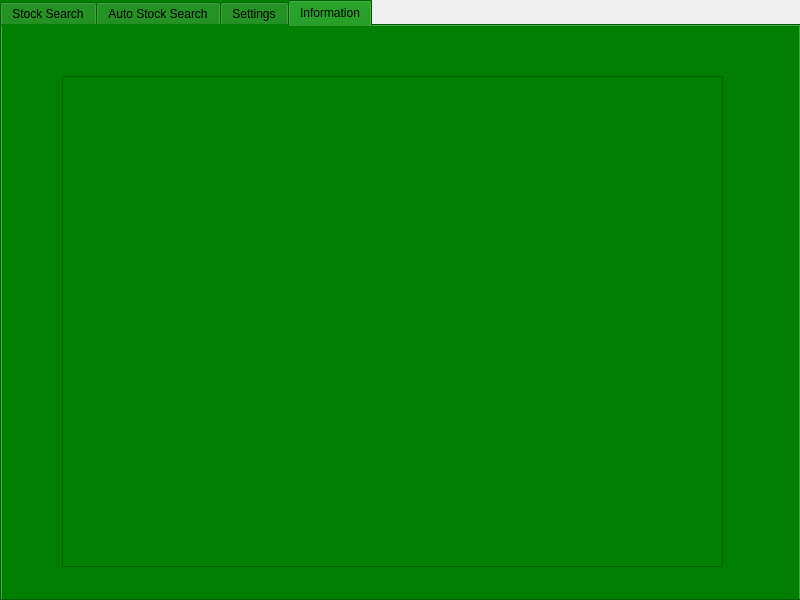
Before: the Qt Designer form stockapp.ui in Alexandur11/investing-, drawn with Qt 5.
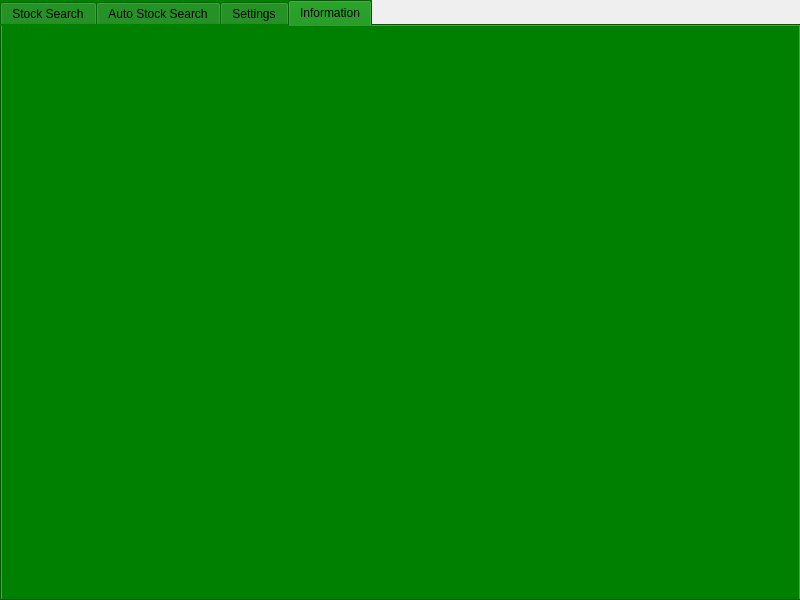
After: the same form once the commit is applied. The open tabs and pages were chosen to show the change.

Patch:
```diff
--- a/stockapp.ui
+++ b/stockapp.ui
@@ -191,29 +191,6 @@
     <attribute name="title">
      <string>Information</string>
     </attribute>
-    <widget class="QScrollArea" name="information_scroll_area">
-     <property name="geometry">
-      <rect>
-       <x>60</x>
-       <y>50</y>
-       <width>661</width>
-       <height>491</height>
-      </rect>
-     </property>
-     <property name="widgetResizable">
-      <bool>true</bool>
-     </property>
-     <widget class="QWidget" name="scrollAreaWidgetContents">
-      <property name="geometry">
-       <rect>
-        <x>0</x>
-        <y>0</y>
-        <width>659</width>
-        <height>489</height>
-       </rect>
-      </property>
-     </widget>
-    </widget>
    </widget>
   </widget>
  </widget>
```
Left out of the diff: 2 changed lines with no effect on the pictures.
